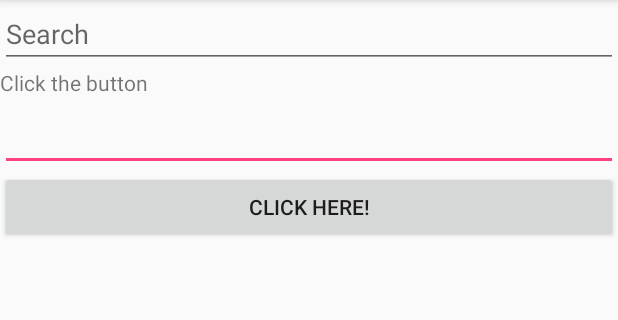
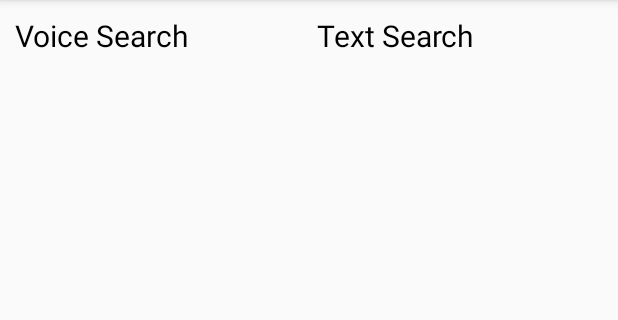
Before and after one commit to alammasoodi/AppliedTube, an Android app: the screen it shows after launch (SearchActivity), on a phone screen of 412 x 824 dp, the part 84-404 px from its top. Run offline under Robolectric (Android 15) with nearby library versions, the phone set to English and light mode, and no system bars; pictures from the network do not load; 2 statements that could not run were skipped.

Commit message:
voice and text feature choices added

```diff
--- a/app/src/main/java/com/example/alam/appliedtube/SearchActivity.java
+++ b/app/src/main/java/com/example/alam/appliedtube/SearchActivity.java
@@ -27,11 +27,12 @@ import com.squareup.picasso.Picasso;
 import java.util.ArrayList;
 import java.util.List;
 
-public class SearchActivity extends AppCompatActivity {
+public class SearchActivity extends AppCompatActivity implements View.OnClickListener {
 
     private EditText searchInput;
     private ListView videosFound;
     EditText ed;
+    TextView voice,text;
     TextView tv;
     private static final int REQUEST_CODE = 1234;
     Button speak;
@@ -43,21 +44,22 @@ public class SearchActivity extends AppCompatActivity {
         setContentView(R.layout.activity_search);
 
         searchInput = (EditText) findViewById(R.id.search_input);
-        ed = (EditText) findViewById(R.id.editText1);
-        tv = (TextView) findViewById(R.id.textView1);
         videosFound = (ListView) findViewById(R.id.videos_found);
+        voice = (TextView) findViewById(R.id.voice_search);
+        text = (TextView) findViewById(R.id.text_search) ;
+        text.setOnClickListener(this);
         handler = new Handler();
 
-//        searchInput.setOnEditorActionListener(new TextView.OnEditorActionListener() {
-//            @Override
-//            public boolean onEditorAction(TextView v, int actionId, KeyEvent event) {
-//                if (actionId == EditorInfo.IME_ACTION_DONE) {
-//                    searchOnYoutube(v.getText().toString());
-//                    return false;
-//                }
-//                return true;
-//            }
-//        });
+        searchInput.setOnEditorActionListener(new TextView.OnEditorActionListener() {
+            @Override
+            public boolean onEditorAction(TextView v, int actionId, KeyEvent event) {
+                if (actionId == EditorInfo.IME_ACTION_DONE) {
+                    searchOnYoutube(v.getText().toString());
+                    return false;
+                }
+                return true;
+            }
+        });
         addClickListener();
 
         // Disable button if no recognition service is present
@@ -67,29 +69,11 @@ public class SearchActivity extends AppCompatActivity {
             speak.setEnabled(false);
             speak.setText("Recognizer not present");
         }
-        ed.addTextChangedListener(new TextWatcher() {
-            @
-                    Override
-            public void beforeTextChanged(CharSequence s, int start, int count, int after) {
-                // TODO Auto-generated method stub
-            }
 
-            @
-                    Override
-            public void onTextChanged(CharSequence s, int start, int before, int count) {
-                // TODO Auto-generated method stub
-            }
-
-            @
-                    Override
-            public void afterTextChanged(Editable s) {
-                // TODO Auto-generated method stub
-                speak.setEnabled(false);
-            }
-        });
     }
     public void speakButtonClicked(View v)
     {
+        searchInput.setVisibility(View.GONE);
         startVoiceRecognitionActivity();
     }
     /**
@@ -180,5 +164,19 @@ public class SearchActivity extends AppCompatActivity {
     }
 
 
+    @Override
+    public void onClick(View view) {
+        int id= view.getId();
 
+        switch (id){
+
+
+            case R.id.text_search:
+                searchInput.setVisibility(View.VISIBLE);
+                break;
+                default:
+                    break;
+
+        }
+    }
 }
--- a/app/src/main/res/layout/activity_search.xml
+++ b/app/src/main/res/layout/activity_search.xml
@@ -3,35 +3,48 @@
     android:layout_width="match_parent"
     android:layout_height="match_parent"
     android:orientation="vertical" >
+    <LinearLayout
+        android:layout_width="match_parent"
+        android:layout_height="wrap_content"
+        android:orientation="horizontal"
+        android:padding="10dp">
+    <TextView
+        android:layout_width="wrap_content"
+        android:layout_height="wrap_content"
+        android:text="Voice Search"
+        android:textSize="20dp"
+        android:textColor="#000"
+        android:layout_weight="1"
+        android:id="@+id/voice_search"
+        android:onClick="speakButtonClicked"
 
+        />
+    <TextView
+    android:layout_width="wrap_content"
+    android:layout_height="wrap_content"
+        android:text="Text Search"
+        android:textSize="20dp"
+        android:textColor="#000"
+        android:layout_weight="1"
+        android:id="@+id/text_search"
+    />
+    </LinearLayout>
     <EditText
         android:layout_width="match_parent"
         android:layout_height="wrap_content"
         android:hint="@string/search"
         android:id="@+id/search_input"
         android:singleLine="true"
+        android:visibility="gone"
         />
-    <TextView
-        android:id="@+id/textView1"
-        android:layout_width="fill_parent"
-        android:layout_height="wrap_content"
-        android:paddingBottom="4dip"
-        android:text="Click the button " />
 
-    <EditText
-        android:id="@+id/editText1"
-        android:layout_width="match_parent"
-        android:layout_height="wrap_content"
-        android:ems="10" >
-
-        <requestFocus />
-    </EditText>
 
     <Button android:id="@+id/speakButton"
         android:layout_width="fill_parent"
         android:onClick="speakButtonClicked"
         android:layout_height="wrap_content"
-        android:text="Click here!" />
+        android:text="Speak"
+        android:visibility="gone"/>
 
     <ListView
         android:id="@+id/videos_found"
```
Also changed, not shown: app/src/main/res/layout/activity_player.xml (+5 -2 lines).
